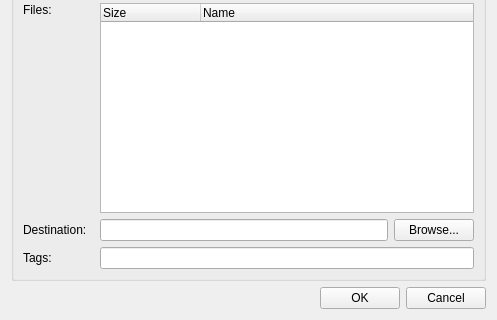
This is src/plugins/torrent/addtorrent.ui in 0xd34df00d/leechcraft as Qt 5 draws it before an edit; both pictures show x 0 to 497 and y 165 to 485 of the 497 by 485 pixel window. The edited form follows.
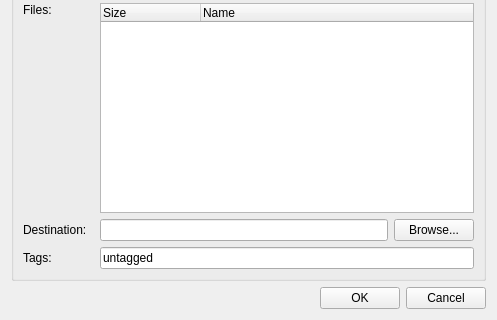
This is the edited form. Icons and pictures are not drawn.

What changed in the file:
```diff
--- a/src/plugins/torrent/addtorrent.ui
+++ b/src/plugins/torrent/addtorrent.ui
@@ -182,7 +182,11 @@
        </widget>
       </item>
       <item row="9" column="1" >
-       <widget class="QLineEdit" name="TagsEdit_" />
+       <widget class="QLineEdit" name="TagsEdit_" >
+        <property name="text" >
+         <string>untagged</string>
+        </property>
+       </widget>
       </item>
      </layout>
     </widget>
```
